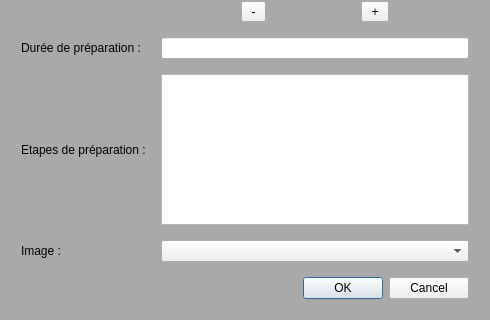
Before: the Qt Designer form fenetreajoutrecette.ui in ACoupat/Refrigestion, drawn with Qt 5; both pictures show x 0 to 490 and y 260 to 580 of the 490 by 580 pixel window.
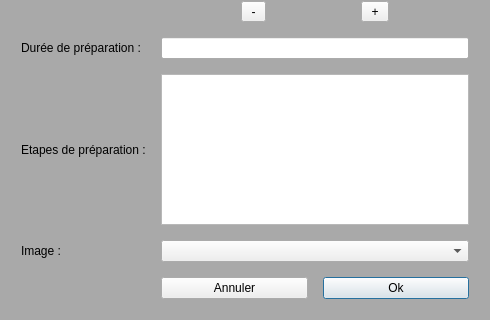
After: the same form once the commit is applied.

The edit to the form file:
```diff
--- a/fenetreajoutrecette.ui
+++ b/fenetreajoutrecette.ui
@@ -20,7 +20,7 @@
 }</string>
   </property>
   <layout class="QGridLayout" name="gridLayout_2">
-   <item row="0" column="0">
+   <item row="1" column="0">
     <layout class="QGridLayout" name="gridLayout">
      <property name="leftMargin">
       <number>10</number>
@@ -37,8 +37,29 @@
      <property name="spacing">
       <number>15</number>
      </property>
-     <item row="3" column="3">
-      <widget class="QLineEdit" name="le_duree"/>
+     <item row="8" column="3">
+      <layout class="QHBoxLayout" name="horizontalLayout_3">
+       <item>
+        <widget class="QPushButton" name="cancelButton">
+         <property name="text">
+          <string>Annuler</string>
+         </property>
+         <property name="autoDefault">
+          <bool>false</bool>
+         </property>
+        </widget>
+       </item>
+       <item>
+        <widget class="QPushButton" name="okButton">
+         <property name="text">
+          <string>Ok</string>
+         </property>
+         <property name="default">
+          <bool>true</bool>
+         </property>
+        </widget>
+       </item>
+      </layout>
      </item>
      <item row="3" column="1">
       <widget class="QLabel" name="label_6">
@@ -54,12 +75,15 @@
        </property>
       </widget>
      </item>
-     <item row="5" column="3">
-      <widget class="QTextEdit" name="te_etapes"/>
+     <item row="3" column="3">
+      <widget class="QLineEdit" name="le_duree"/>
      </item>
      <item row="6" column="3">
       <widget class="QComboBox" name="cb_image"/>
      </item>
+     <item row="5" column="3">
+      <widget class="QTextEdit" name="te_etapes"/>
+     </item>
      <item row="5" column="1">
       <widget class="QLabel" name="label_4">
        <property name="text">
@@ -67,16 +91,6 @@
        </property>
       </widget>
      </item>
-     <item row="7" column="3">
-      <widget class="QDialogButtonBox" name="buttonBox">
-       <property name="orientation">
-        <enum>Qt::Horizontal</enum>
-       </property>
-       <property name="standardButtons">
-        <set>QDialogButtonBox::Cancel|QDialogButtonBox::Ok</set>
-       </property>
-      </widget>
-     </item>
      <item row="2" column="1">
       <widget class="QLabel" name="label_3">
        <property name="text">
@@ -87,13 +101,6 @@
      <item row="0" column="3">
       <widget class="QLineEdit" name="le_nom"/>
      </item>
-     <item row="6" column="1">
-      <widget class="QLabel" name="label_5">
-       <property name="text">
-        <string>Image :</string>
-       </property>
-      </widget>
-     </item>
      <item row="0" column="1">
       <widget class="QLabel" name="label">
        <property name="text">
@@ -101,6 +108,13 @@
        </property>
       </widget>
      </item>
+     <item row="6" column="1">
+      <widget class="QLabel" name="label_5">
+       <property name="text">
+        <string>Image :</string>
+       </property>
+      </widget>
+     </item>
      <item row="2" column="3">
       <layout class="QVBoxLayout" name="verticalLayout">
        <item>
```
Left out of the diff: 35 changed lines with no effect on the pictures.
